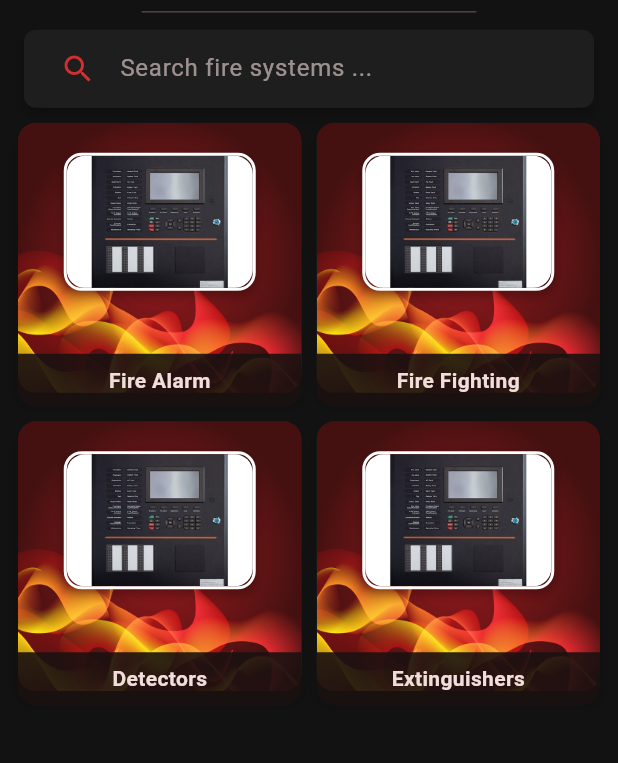
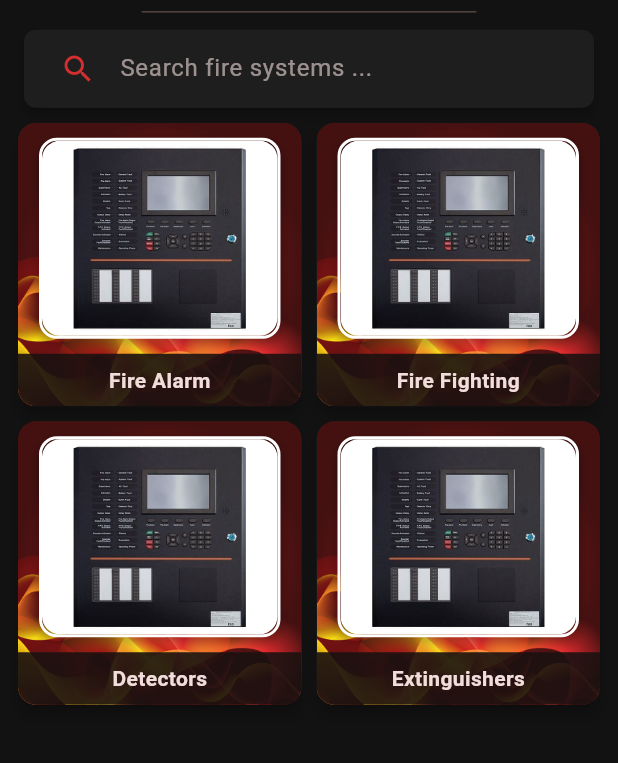
Before and after one commit to msultan74u-eng/Fire_Safty_Academy, a Flutter app: the HomePage screen opened directly with empty values, on a phone screen of 412 x 824 dp, the part 473-1236 px from its top. Run offline on Flutter 3.47's test engine with Material 3 defaults, Android fonts, the phone set to English and light mode, and no system bars; drawn by our look-alikes of auto_size_text, carousel_slider; our stand-ins replace shared_preferences; accounts and stored records are empty.

Commit message:
modifying  widgets in home page

```diff
--- a/lib/widgets/home_Widgets/fire_card_home.dart
+++ b/lib/widgets/home_Widgets/fire_card_home.dart
@@ -61,22 +61,61 @@ class _FireCardHomeState extends State<FireCardHome>
               shape: RoundedRectangleBorder(
                 borderRadius: BorderRadius.circular(12),
               ),
-              child: SizedBox(
+
+              child: Container(
                 width: double.infinity,
-                height: 180,
-                child: Image.asset(widget.backgroundImage, fit: BoxFit.cover),
+                height: double.infinity,
+                decoration: BoxDecoration(
+                  image: DecorationImage(
+                    image: AssetImage(widget.backgroundImage),
+                    fit: BoxFit.cover,
                   ),
                 ),
 
-            // عنوان الكارت
-            Positioned(
-              bottom: 0,
-              left: 0,
-              right: 0,
+                child: Column(
+                  mainAxisAlignment: MainAxisAlignment.spaceBetween,
+                  children: [
+                    Expanded(
+                      child: Padding(
+                        padding: const EdgeInsets.symmetric(
+                          vertical: 10,
+                          horizontal: 14,
+                        ),
+                        child: Align(
+                          alignment: Alignment.topCenter,
                           child: Container(
+                            width: double.infinity,
+                            decoration: BoxDecoration(
+                              borderRadius: BorderRadius.circular(12),
+                              border: Border.all(color: Colors.white, width: 2),
+                              boxShadow: [
+                                BoxShadow(
+                                  color: Colors.black.withOpacity(0.3),
+                                  blurRadius: 6,
+                                  offset: const Offset(0, 3),
+                                ),
+                              ],
+                            ),
+                            child: ClipRRect(
+                              borderRadius: BorderRadius.circular(12),
+                              child: Image.asset(
+                                widget.iconImage,
+                                fit: BoxFit.cover,
+                                width: double.infinity,
+                                height: double.infinity,
+                              ),
+                            ),
+                          ),
+                        ),
+                      ),
+                    ),
+
+                    Container(
                       height: 35,
                       decoration: BoxDecoration(
-                  color: Theme.of(context).colorScheme.surface.withOpacity(0.9),
+                        color: Theme.of(
+                          context,
+                        ).colorScheme.surface.withOpacity(0.9),
                         borderRadius: const BorderRadius.only(
                           bottomLeft: Radius.circular(12),
                           bottomRight: Radius.circular(12),
@@ -91,33 +130,7 @@ class _FireCardHomeState extends State<FireCardHome>
                         ),
                       ),
                     ),
-            ),
-
-            // أيقونة الكارت
-            Positioned(
-              top: 20, // تحدد بعده من الأعلى
-              left: 0, // يمين / يسار
-              right: 0,
-              child: Align(
-                alignment: Alignment.topCenter, // مكان الايقونة بالوسط أفقيًا
-                child: Container(
-                  height: 92, // ارتفاع الايقونة
-                  width: 128, // عرض الايقونة
-                  decoration: BoxDecoration(
-                    borderRadius: BorderRadius.circular(12),
-                    border: Border.all(color: Colors.white, width: 2),
-                    boxShadow: [
-                      BoxShadow(
-                        color: Colors.black.withOpacity(0.3),
-                        blurRadius: 6,
-                        offset: const Offset(0, 3),
-                      ),
                   ],
-                  ),
-                  child: ClipRRect(
-                    borderRadius: BorderRadius.circular(12),
-                    child: Image.asset(widget.iconImage, fit: BoxFit.cover),
-                  ),
                 ),
               ),
             ),
--- a/lib/widgets/home_Widgets/fire_grid_home.dart
+++ b/lib/widgets/home_Widgets/fire_grid_home.dart
@@ -35,10 +35,11 @@ class _FireGridHomeState extends State<FireGridHome> {
   @override
   Widget build(BuildContext context) {
     return GridView.builder(
-      gridDelegate: const SliverGridDelegateWithFixedCrossAxisCount(
-        crossAxisCount: 2,
+      gridDelegate: const SliverGridDelegateWithMaxCrossAxisExtent(
+        maxCrossAxisExtent: 320, // أقصى عرض للكارد
         crossAxisSpacing: 10,
         mainAxisSpacing: 10,
+        childAspectRatio: 1,
       ),
       itemCount: items.length,
       itemBuilder: (context, index) {
```
Lines whose indentation alone changed are shown as unchanged.
